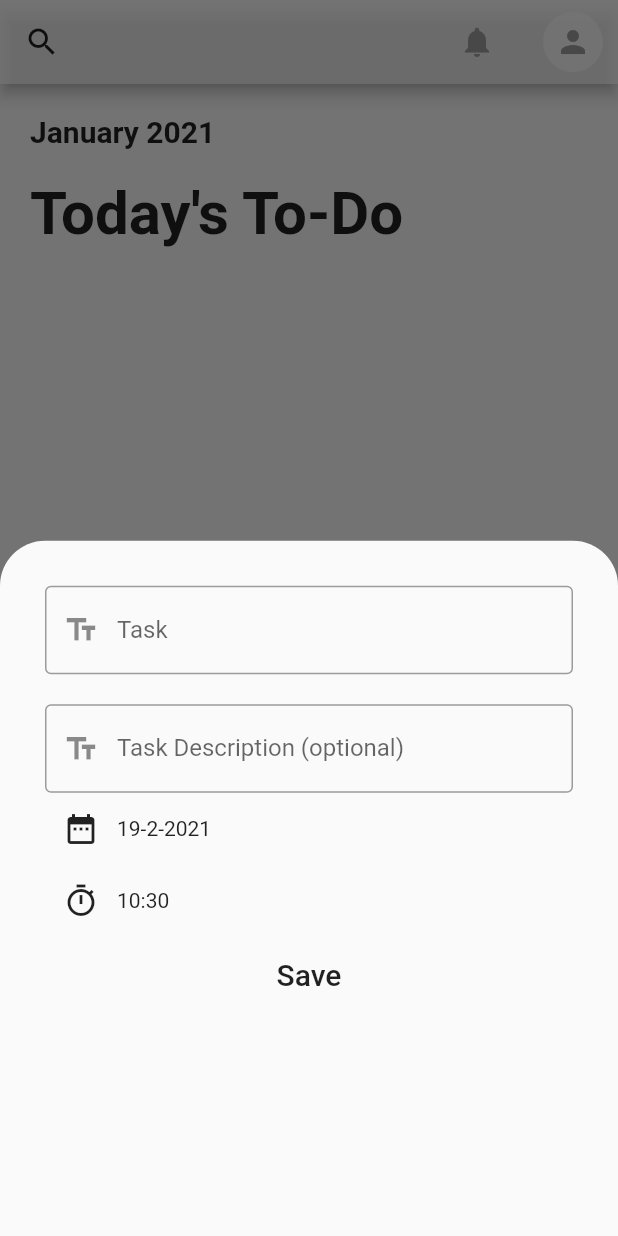
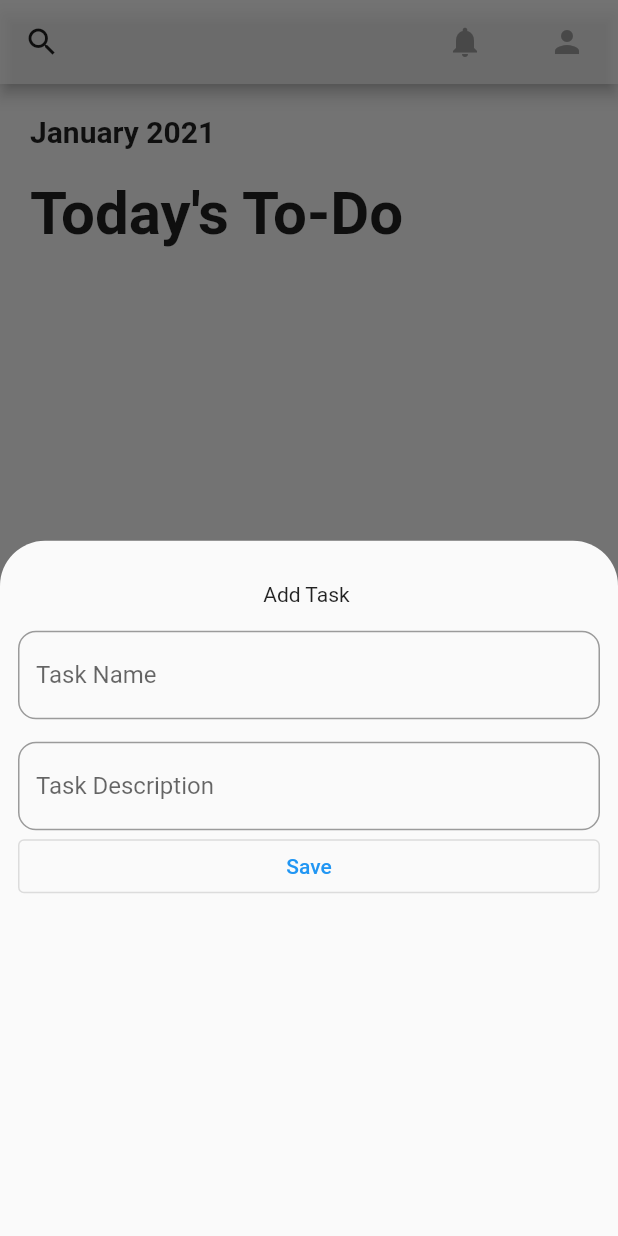
Before and after one commit to deepak-gup7a/do_together, a Flutter app: the screen it shows after launch, after a tap on the "add" icon, on a phone screen of 412 x 824 dp. Run offline on Flutter 3.47's test engine with Material 2 defaults, Android fonts, the phone set to English and light mode, and no system bars; our stand-ins replace sqflite; accounts and stored records are empty.

Commit message:
update task class

```diff
--- a/lib/database/DatabaseHelper.dart
+++ b/lib/database/DatabaseHelper.dart
@@ -8,7 +8,7 @@ class DatabaseHelper{
       join(await getDatabasesPath(),'do_together.db'),
       onCreate: (db,version){
         return db.execute(
-          "CREATE TABLE TASK(taskname TEXT,taskdescription TEXT,taskdeadline TEXT,beforeremind INTEGER,isdone INTEGER)",
+          "CREATE TABLE TASK(UID TEXT,taskname TEXT,taskdescription TEXT,isdone INTEGER)",
         );
       },
       version: 1
@@ -33,11 +33,10 @@ Future<void>insertTaskInDatabase(Task task)async{
       final List<Map<String,dynamic>> maps = await db.query('TASK');
       return List.generate(maps.length, (index)  {
         return Task(
+            maps[index]["UID"],
             maps[index]['taskname'],
             maps[index]['taskdescription'],
-            DateTime.parse(maps[index]['taskdeadline']),
-            maps[index]['beforeremind'],
-            maps[index]['isdone']==0?false:true
+            maps[index]['isdone']==0?false:true,
         );
       });
     }catch(e){
@@ -52,7 +51,7 @@ Future<void>insertTaskInDatabase(Task task)async{
     Database db;
     try{
       db = await createDatabase();
-      await db.rawDelete('DELETE FROM TASK WHERE taskname = ?',[task.taskName]);
+      await db.rawDelete('DELETE FROM TASK WHERE UID = ?',[task.UID]);
     }
     catch(e){
       print(e);
@@ -61,5 +60,16 @@ Future<void>insertTaskInDatabase(Task task)async{
     }
   }
 
+  Future<void>updateTaskInDatabase(Task task)async{
+    Database db;
+    try{
+      db = await createDatabase();
+      await db.update('TASK',task.toMap(),where: "UID = ?",whereArgs: [task.UID]);
+    }catch(e){
+      print(e);
+    }finally{
+      db.close();
+    }
+  }
 
 }
--- /dev/null
+++ b/lib/models/User.dart
@@ -0,0 +1,5 @@
+class User{
+  String UID;
+  String name;
+  String gmailId;
+}
--- a/lib/models/task.dart
+++ b/lib/models/task.dart
@@ -1,18 +1,19 @@
 
 class Task{
 
+  String _UID;
   String _taskName;
   String _taskDescription;
-  DateTime _taskDeadline;
-  int _beforeRemind;
   bool _isDone;
   //List<String>_tags;
 
   //constructor
-  Task(this._taskName, this._taskDescription, this._taskDeadline, this._beforeRemind,this._isDone);
+  Task(this._UID,this._taskName, this._taskDescription,this._isDone);
 
   //getters
-  DateTime get taskDeadline => _taskDeadline;
+  String get UID => _UID;
+
+
 
   String get taskDescription => _taskDescription;
 
@@ -20,14 +21,12 @@ class Task{
 
   bool get isDone => _isDone;
 
+
+
   //List<String> get tags => _tags;
 
-  int get beforeRemind => _beforeRemind;
 
   //setters
-  set taskDeadline(DateTime value) {
-    _taskDeadline = value;
-  }
 
   set taskDescription(String value) {
     _taskDescription = value;
@@ -37,10 +36,6 @@ class Task{
     _taskName = value;
   }
 
-
-  set beforeRemind(int value) {
-    _beforeRemind = value;
-  }
 
   set isDone(bool value){
     _isDone = value;
@@ -52,12 +47,11 @@ class Task{
 
   Map<String,dynamic>toMap(){
     return {
+      "UID":_UID,
       "taskname":_taskName,
       "taskdescription":_taskDescription,
-      "taskdeadline":_taskDeadline.toIso8601String(),
-      "beforeremind":_beforeRemind,
       //"tags":_tags.toString(),
-      "isdone":(_isDone==true)?1:0
+      "isdone":(_isDone==true)?1:0,
     };
   }
 
--- a/lib/models/task_data.dart
+++ b/lib/models/task_data.dart
@@ -16,17 +16,10 @@ class TaskData extends ChangeNotifier{
 
   //fetching from database
   Future<void> fetchTaskFromDatabase() async{
+    DateTime dt = DateTime.now();
     DatabaseHelper db = DatabaseHelper();
     _tasks = await db.getTaskFromDatabase();
     if(_tasks != null){
-      _tasks.sort((a,b)=>a.taskDeadline.isAfter(b.taskDeadline)==true?1:0);
-      for(int i=0;i<_tasks.length;++i){
-        if(_tasks[i].isDone == true){
-          Task task = _tasks[i];
-          _tasks.removeAt(i);
-          _tasks.add(task);
-        }
-      }
       notifyListeners();
     }
   }
@@ -42,31 +35,33 @@ class TaskData extends ChangeNotifier{
     await db.insertTaskInDatabase(task);
   }
 
+  void doneTask(Task task){
+    task.isDone = true;
+    updateTask(task);
+  }
+
   void addTask(Task task){
+    _tasks.add(task);
     addInDatabase(task);
-    int index=-1;
-    for(int i=0;i<_tasks.length;++i){
-      if(task.taskDeadline.isBefore(_tasks[i].taskDeadline)){
-        index=i;
-      }
-    }
-    if(index == -1 || task.isDone == true){
-      index=_tasks.length;
-    }
-    _tasks.insert(index,task);
     notifyListeners();
   }
 
 
   //update in database
-  void updateTask(Task oldTask,Task newTask){
-    deleteTask(oldTask);
-    addTask(newTask);
+  void updateTask(Task task){
     for(int i=0;i<_tasks.length;++i){
-      if(_tasks[i].taskName == oldTask.taskName){
-        _tasks[i] = newTask;
+      if(_tasks[i].UID == task.UID){
+        _tasks[i] = task;
+        break;
       }
     }
+    updateInDatabase(task);
+    notifyListeners();
+  }
+
+  Future<void>updateInDatabase(Task task)async{
+    DatabaseHelper db = DatabaseHelper();
+    await db.updateTaskInDatabase(task);
   }
 
   //delete from database
@@ -81,15 +76,4 @@ class TaskData extends ChangeNotifier{
     notifyListeners();
   }
 
-  void doneTask(Task task){
-    for(int i=0;i<_tasks.length;++i){
-      if(_tasks[i].taskName == task.taskName){
-        deleteTask(task);
-        addTask(Task(task.taskName,task.taskDescription,task.taskDeadline,10,true));
-        break;
-      }
-    }
-    notifyListeners();
-  }
-
 }
--- a/lib/screens/AddTaskPage.dart
+++ b/lib/screens/AddTaskPage.dart
@@ -1,165 +1,101 @@
 import 'package:do_together/models/task.dart';
 import 'package:do_together/models/task_data.dart';
-import 'package:do_together/utills/TimeDate.dart';
 import 'package:flutter/material.dart';
-import 'package:flutter/services.dart';
 import 'package:provider/provider.dart';
 
 class AddTaskForm extends StatefulWidget {
-  Task task = Task("", "", DateTime.now(), 10, false);
-  bool forUpdate = false;
-  AddTaskForm({this.task,this.forUpdate});
-
   @override
   _AddTaskFormState createState() => _AddTaskFormState();
+
+  Task task = Task("01","","",false);
+  bool forUpdate = false;
+
+  AddTaskForm({this.forUpdate,this.task});
+
 }
 
 class _AddTaskFormState extends State<AddTaskForm> {
 
-  final _formKey = GlobalKey<FormState>();
-  bool isRemind = false;
-  String tName = "", tDesc = "";
-  DateTime _time = DateTime.now();
-  bool dChange=false,tChange=false;
-  TimeDate timeDate = TimeDate();
+  String taskName = "",taskDes = "";
 
-  Future<void> getDate() async {
-    final DateTime picked = await showDatePicker(
-        context: context,
-        initialDate: DateTime.now(),
-        firstDate: DateTime.now(),
-        lastDate: DateTime(2030));
-    if (picked != null) {
-      setState(() {
-        _time = timeDate.dateTimeFromDateTime(tChange==true?_time:widget.task.taskDeadline, picked);
-        dChange = true;
-      });
-    }
-  }
 
-  Future<void> getTime() async {
-    final TimeOfDay picked = await showTimePicker(
-        context: context, initialTime: timeDate.dateTimeToTimeOfDate(_time));
-    if (picked != null) {
-      setState(() {
-        _time = timeDate.timeOfDayToDateTime(dChange==true?_time:widget.task.taskDeadline, picked);
-        tChange = true;
-      });
-    }
-  }
+  // Widget buildChip(String label,int index){
+  //   return InputChip(
+  //     onPressed: (){
+  //       setState(() {
+  //         selectedDays[index] = !selectedDays[index];
+  //       });
+  //     },
+  //     label: Text(label,style: TextStyle(color: Colors.black,),),
+  //     backgroundColor: selectedDays[index]?Colors.grey:Colors.grey[300],
+  //     shadowColor: Colors.grey,
+  //     padding: EdgeInsets.all(4.0),
+  //   );
+  // }
+
 
   @override
   Widget build(BuildContext context) {
-    List<Task> tasks = Provider.of<TaskData>(context).getTasks();
     return Scaffold(
       body: Container(
-        padding: EdgeInsets.all(30.0),
-        child: Form(
-          key: _formKey,
+        padding: EdgeInsets.all(12.0),
         child: ListView(
+          physics: ScrollPhysics(),
           children: [
+            Center(child: Text("Add Task "),heightFactor:3.0,),
             TextFormField(
               initialValue: widget.task.taskName,
-                onChanged: (value) {
-                  tName = value;
+              maxLines: 1,
+              onChanged: (value){
+                setState(() {
+                  taskName = value;
+                });
               },
-                textInputAction: TextInputAction.newline,
               decoration: InputDecoration(
-                  contentPadding: EdgeInsets.all(20.0),
-                  border: OutlineInputBorder(),
-                  prefixIcon: Icon(
-                    Icons.text_fields,
+                hintText: "Name @required",
+                labelText: "Task Name",
+                border: OutlineInputBorder(
+                  borderRadius: BorderRadius.circular(12.0),
+                  gapPadding: 12.0,
+                )
               ),
-                  labelText: "Task",
-                  hintText: "Task Name",
             ),
-                validator: (value) {
-                  if (value.isEmpty) {
-                    return 'Please Enter Task Name';
-                  }
-                  if(widget.forUpdate == false){
-                    for (int i = 0; i < tasks.length; ++i) {
-                      if (tasks[i].taskName == value)
-                        return "Same name not allow";
-                    }
-                  }
-                  return null;
-                },
-              ),
-              SizedBox(
-                height: 20.0,
-              ),
+            SizedBox(height: 15.0,),
             TextFormField(
              initialValue: widget.task.taskDescription,
-                onChanged: (value) {
-                  tDesc = value;
+              onChanged: (value){
+               taskDes = value;
               },
               decoration: InputDecoration(
-                  contentPadding: EdgeInsets.all(20.0),
-                  border: OutlineInputBorder(),
-                  isDense: false,
-                  prefixIcon: Icon(
-                    Icons.text_fields,
-                  ),
-                  labelText: "Task Description (optional)",
-                  hintText: "Task Description",
+                  hintText: "optional",
+                  labelText: "Task Description",
+                  border: OutlineInputBorder(
+                    borderRadius: BorderRadius.circular(12.0),
+                    gapPadding: 12.0,
+                  )
               ),
             ),
-              Container(
-                child: Row(
-                  children: [
-                    IconButton(
-                      icon: Icon(Icons.date_range),
-                      onPressed: () => getDate(),
-                    ),
-                    Text(
-                      timeDate.getDateFromDateTime(dChange==false?widget.task.taskDeadline:_time),
-                    ),
-                  ],
-                ),
-              ),
-              Container(
-                child: Row(
-                  children: [
-                    IconButton(
-                      icon: Icon(Icons.timer_sharp),
-                      onPressed: () => getTime(),
-                    ),
-                    Text(
-                      timeDate.getTimeFromDateTime(tChange==false?widget.task.taskDeadline:_time),
-                    ),
-                  ],
-                ),
-              ),
-              MaterialButton(
-                height: 50.0,
-                minWidth: 200.0,
-                shape: RoundedRectangleBorder(
-                    borderRadius: BorderRadius.all(Radius.circular(20.0))),
-                elevation: 5.0,
-                child: Text(
-                  "Save",
-                  style: TextStyle(fontSize: 20.0),
-                ),
+            Builder(
+              builder:(ctx)=> OutlinedButton(
+                child: Text("Save",),
                   onPressed: () {
-                  if (_formKey.currentState.validate()) {
-                    if (tName == "") {
-                      tName = widget.task.taskName;
+                    if (taskName.isEmpty) {
+                      Scaffold.of(ctx).showSnackBar(
+                        SnackBar(
+                          content: Text("Task Name can't be Empty !"),),);
                     }
-                    if (tDesc == "") {
-                      tDesc = widget.task.taskDescription;
-                    }
+                    else {
                       if(widget.forUpdate == true){
-                      Provider.of<TaskData>(context,listen: false).updateTask(widget.task,Task(tName, tDesc, (dChange==true||tChange==true)?_time:widget.task.taskDeadline, 10, false));
+                        Provider.of<TaskData>(context,listen: false).updateTask(Task(widget.task.UID,taskName,taskDes,false));
                       }else{
-                      Provider.of<TaskData>(context, listen: false).addTask(Task(tName, tDesc, (dChange==true||tChange==true)?_time:widget.task.taskDeadline, 10, false));
+                        Provider.of<TaskData>(context,listen:false).addTask(Task(DateTime.now().toIso8601String(),taskName,taskDes,false));
                       }
                       Navigator.pop(context);
                     }
-                },
+                  }
+                  ),
             )
           ],
-          ),
         ),
       ),
     );
--- a/lib/screens/Home.dart
+++ b/lib/screens/Home.dart
@@ -1,4 +1,5 @@
 
+import 'package:do_together/models/task.dart';
 import 'package:do_together/screens/task_list_page.dart';
 import 'package:do_together/utills/custom_delegate_for_search.dart';
 import 'package:flutter/cupertino.dart';
@@ -17,7 +18,27 @@ class _HomeState extends State<Home> {
 
   @override
   Widget build(BuildContext context) {
-    return Container(
+    return Scaffold(
+      floatingActionButtonLocation: FloatingActionButtonLocation.endFloat,
+      floatingActionButton: FloatingActionButton(
+        child: Icon(Icons.add),
+        onPressed: (){
+          showModalBottomSheet(
+            elevation: 0.0,
+            shape: RoundedRectangleBorder(
+              borderRadius: BorderRadius.vertical(
+                  top: Radius.circular(30.0)),
+            ),
+            clipBehavior: Clip.antiAliasWithSaveLayer,
+            context: context,
+            builder: (context) => AddTaskForm(
+              task: Task("01","","",false),
+              forUpdate: false,
+            ),
+          );
+        },
+      ),
+      body: Container(
           child: Column(
             crossAxisAlignment: CrossAxisAlignment.start,
             children: [
@@ -32,37 +53,8 @@ class _HomeState extends State<Home> {
               ))
           ]
         ),
+      ),
     );
 
   }
 }
-
-
-
-
-// appBar: AppBar(
-// centerTitle: true,
-// // backgroundColor: Colors.black12,
-// toolbarHeight: 75.0,
-// title: Stack(
-// children: <Widget>[
-// Text(
-// 'Do Together',
-// style: TextStyle(
-// fontSize: 40,
-// foreground: Paint()
-// ..style = PaintingStyle.stroke
-// ..strokeWidth = 3
-// ..color = Colors.blue[700],
-// ),
-// ),
-// Text(
-// 'Do Together',
-// style: TextStyle(
-// fontSize: 40,
-// color: Colors.grey[300],
-// ),
-// ),
-// ],
-// ),
-// ),
--- a/lib/screens/NotesList.dart
+++ /dev/null
@@ -1,12 +0,0 @@
-import 'package:flutter/material.dart';
-
-class NotesListPage extends StatelessWidget {
-  @override
-  Widget build(BuildContext context) {
-    return Container(
-      child: Center(
-        child: Text("Notes here"),
-      ),
-    );
-  }
-}
--- a/lib/screens/main_page.dart
+++ b/lib/screens/main_page.dart
@@ -1,10 +1,8 @@
 import 'package:do_together/models/task.dart';
-import 'package:do_together/screens/NotesList.dart';
 import 'package:do_together/screens/profile_page.dart';
 import 'package:do_together/screens/statisticsPage.dart';
 import 'package:do_together/utills/custom_delegate_for_search.dart';
 import 'package:flutter/material.dart';
-
 import 'AddTaskPage.dart';
 import 'Home.dart';
 
@@ -17,9 +15,7 @@ class _MainPageState extends State<MainPage> {
 
   List<Widget> tabPages = [
     Home(),
-    NotesListPage(),
     StatisticsPage(),
-    ProfilePage()
   ];
 
   int pageIndex=0;
@@ -61,38 +57,20 @@ class _MainPageState extends State<MainPage> {
         ),
         actions: [
           Container(padding:EdgeInsets.symmetric(horizontal: 10.0),child: IconButton(icon: Icon(Icons.notifications,color: Colors.grey,),onPressed: (){},)),
-          Container(padding:EdgeInsets.symmetric(horizontal: 10.0),child: CircleAvatar(child: Icon(Icons.person,color: Colors.grey,),backgroundColor: Colors.white70,))
+          Container(padding:EdgeInsets.symmetric(horizontal: 10.0),child: IconButton(icon: Icon(Icons.person,color: Colors.grey,), onPressed: () {
+            Navigator.of(context).push(MaterialPageRoute(builder: (context)=>ProfilePage()));
+          },))
         ],
         backgroundColor: Colors.white70,
       ),
-      floatingActionButtonLocation: FloatingActionButtonLocation.endFloat,
-      floatingActionButton: FloatingActionButton(
-        child: Icon(Icons.add),
-        onPressed: (){
-          showModalBottomSheet(
-            elevation: 0.0,
-            shape: RoundedRectangleBorder(
-              borderRadius: BorderRadius.vertical(
-                  top: Radius.circular(30.0)),
-            ),
-            clipBehavior: Clip.antiAliasWithSaveLayer,
-            context: context,
-            builder: (context) => AddTaskForm(
-              task: Task("","",DateTime.now(),10,false),
-              forUpdate: false,
-            ),
-          );
-        },
-      ),
+
       bottomNavigationBar: BottomNavigationBar(
         fixedColor: Colors.greenAccent,
         unselectedItemColor: Colors.blueGrey,
         showUnselectedLabels: true,
         items: [
           BottomNavigationBarItem(icon: Icon(Icons.home,),label: "Home"),
-          BottomNavigationBarItem(icon: Icon(Icons.note_sharp),label:"Notes"),
           BottomNavigationBarItem(icon: Icon(Icons.stacked_bar_chart), label:"Statistics"),
-          BottomNavigationBarItem(icon: Icon(Icons.person), label: "Profile"),
         ],
         currentIndex: pageIndex,
         onTap: (index)=>this._pageController.animateToPage(index,duration:Duration(milliseconds: 500),curve: Curves.fastOutSlowIn),
--- a/lib/screens/task_list_page.dart
+++ b/lib/screens/task_list_page.dart
@@ -25,7 +25,6 @@ class _TaskListPageState extends State<TaskListPage> {
           return ListTile(
             contentPadding: EdgeInsets.symmetric(horizontal:12.0,vertical: 8.0),
             dense: true,
-            enableFeedback: true,
             trailing: PopupMenuButton(
               tooltip: "more options",
               itemBuilder: (BuildContext pContext) {
@@ -110,7 +109,7 @@ class _TaskListPageState extends State<TaskListPage> {
                  // color: Colors.white,
                   fontSize: 24.0),
             ),
-            //subtitle: Text(_tasks[index].taskDescription),
+            subtitle: Text(_tasks[index].taskDescription),
           );
         },
       ),
```
Also changed, not shown: lib/database/databaseHelper_for_notes.dart (deleted, +0 -67 lines), lib/models/notes.dart (deleted, +0 -18 lines), lib/screens/profile_page.dart (+5 -3 lines), pubspec.yaml (+5 -5 lines), pubspec.lock, 4 other files. Lines whose indentation alone changed are shown as unchanged.
